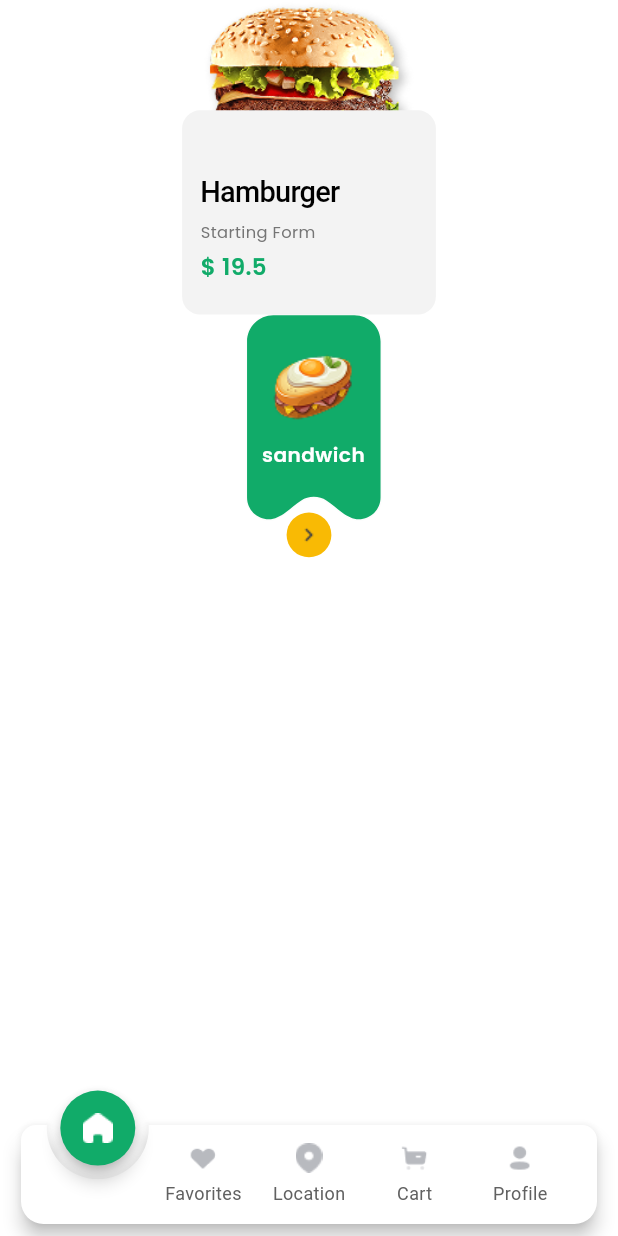
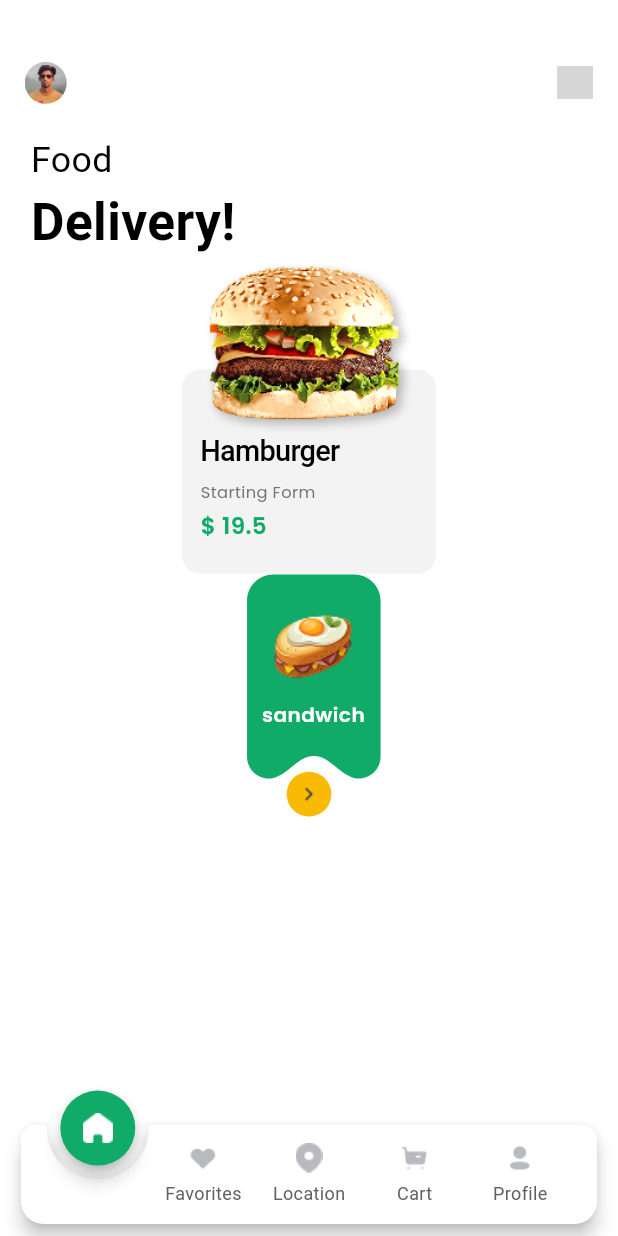
Before and after one commit to abdalla-sabry/EATO-Eat-Easy-Deliver-Fast, a Flutter app: the screen it shows after launch, on a phone screen of 412 x 824 dp. Run offline on Flutter 3.47's test engine with Material 3 defaults, Android fonts, the phone set to English and light mode, and no system bars; drawn by our look-alikes of animated_notch_bottom_bar; our stand-ins replace cached_network_image, google_fonts, sizer; grey boxes are pictures that could not be loaded.

Commit message:
create Top Bar (avatar,icons, TExts)

```diff
--- a/lib/Feature/home/presention/view/HomeScrean.dart
+++ b/lib/Feature/home/presention/view/HomeScrean.dart
@@ -2,6 +2,7 @@ import 'package:eato/Feature/home/presention/view/settingView.dart';
 import 'package:flutter/material.dart';
 import 'package:sizer/sizer.dart';
 import 'HomeView.dart';
+import 'bottomNavigationbar0/Bottomnavigtionbar.dart';
 import 'deliveryPaga.dart';
 import 'favouriteVeiw.dart';
 import 'bottomNavigationBar/bottomNavigationBarCustomize.dart';
@@ -33,6 +34,7 @@ class _HomeScreanState extends State<HomeScrean> {
   Widget build(BuildContext context) {
     return Scaffold(
       extendBody: true,
+      backgroundColor: Color(0xffF3F3F3),
       body: Stack(
         children: [
           PageView(
@@ -40,13 +42,12 @@ class _HomeScreanState extends State<HomeScrean> {
             children: _pages,
           ),
           Positioned(
-            left: 0,
-            right: 0,
-            bottom: 0,
-            child: BottomNavigationBarCustomize(
-              pageController: _pageController,
-            ),
-          ),
+              left: 0,
+              right: 0,
+              bottom: 0,
+              child: BottomNavigationBarCustomize(
+                pageController: _pageController,
+              )),
         ],
       ),
     );
--- a/lib/Feature/home/presention/view/HomeVeiwContant/Recommended/ItemsContainersRecommended.dart
+++ b/lib/Feature/home/presention/view/HomeVeiwContant/Recommended/ItemsContainersRecommended.dart
@@ -16,6 +16,13 @@ class ItemsContainers extends StatelessWidget {
           alignment: Alignment.center,
           children: [
             // Top container
+
+            // Bottom container
+            SmallContanierRecommeded(
+              producteName: 'Hamburger',
+              producteDescraption: 'Starting Form',
+              productePrice: '\$ 19.5',
+            ),
             Positioned(
               top: 0,
               child: Container(
@@ -29,13 +36,6 @@ class ItemsContainers extends StatelessWidget {
               ),
             ),
 
-            // Bottom container
-            SmallContanierRecommeded(
-              producteName: 'Hamburger',
-              producteDescraption: 'Starting Form',
-              productePrice: '\$ 19.5',
-            ),
-
           ],
         ),
       ),
--- /dev/null
+++ b/lib/Feature/home/presention/view/HomeVeiwContant/Top_Home_Veiw/AvaterWithAppName.dart
@@ -0,0 +1,58 @@
+import 'package:eato/core/utiles/avater.dart';
+import 'package:eato/core/utiles/fontStyle.dart';
+import 'package:flutter/cupertino.dart';
+import 'package:flutter/material.dart';
+import 'package:sizer/sizer.dart';
+
+class AvaterWithAppName extends StatelessWidget {
+  const AvaterWithAppName({super.key});
+
+  @override
+  Widget build(BuildContext context) {
+    return Column(
+      crossAxisAlignment: CrossAxisAlignment.start,
+      children: [
+        Padding(
+          padding: EdgeInsets.symmetric(horizontal: 4.w),
+          child: Row(
+            mainAxisAlignment: MainAxisAlignment.spaceBetween,
+            children: [
+              Avater(),
+              Container(
+                  height: 24 / 891 * 100.h,
+                  width: 24 / 414 * 100.w,
+                  child: Image.asset('assets/images/Category.png'))
+            ],
+          ),
+        ),
+        SizedBox(
+          height: 2.5.h,
+        ),
+        Padding(
+          padding:  EdgeInsets.only(left: 5.w),
+          child: Column(
+            crossAxisAlignment: CrossAxisAlignment.start,
+            children: [
+              Text(
+                'Food',
+                style: TextStyle(
+                  fontSize: 20.sp,
+                  color: Colors.black,
+                  fontWeight: FontWeight.w400,
+                ),
+              ),
+              Text(
+                'Delivery!',
+                style: TextStyle(
+                  fontSize: 24.sp,
+                  color: Colors.black,
+                  fontWeight: FontWeight.bold,
+                ),
+              ),
+            ],
+          ),
+        ),
+      ],
+    );
+  }
+}
--- a/lib/Feature/home/presention/view/HomeView.dart
+++ b/lib/Feature/home/presention/view/HomeView.dart
@@ -1,8 +1,11 @@
+import 'package:eato/core/utiles/fontStyle.dart';
 import 'package:flutter/cupertino.dart';
 import 'package:flutter/material.dart';
+import 'package:sizer/sizer.dart';
 
 import 'HomeVeiwContant/Catigores/catigoresContainer/CatigoryContainer.dart';
 import 'HomeVeiwContant/Recommended/ItemsContainersRecommended.dart';
+import 'HomeVeiwContant/Top_Home_Veiw/AvaterWithAppName.dart';
 
 class Homeview extends StatelessWidget {
   const Homeview({super.key});
@@ -14,6 +17,10 @@ class Homeview extends StatelessWidget {
       backgroundColor: Color(0xffFFFFFF),
       body: Column(
         children: [
+          SizedBox(
+            height: 5.h,
+          ),
+          AvaterWithAppName(),
           Center(child: ItemsContainers(imageUrl: 'assets/images/catigouresHomeScrean/middumburger.png',)),
           Center(child: CatigoryContainer())
         ],
--- a/lib/core/utiles/avater.dart
+++ b/lib/core/utiles/avater.dart
@@ -1,35 +1,35 @@
-// import 'package:cached_network_image/cached_network_image.dart';
-// import 'package:flutter/cupertino.dart';
-// import 'package:flutter/material.dart';
-//
-// import 'constant/imagesConstante.dart';
-//
-//
-// class Avater extends StatelessWidget {
-//     final double size;
-//   final String? urlImage;
-//   final VoidCallback? onTap;
-//
-//   const Avater({super.key,  this.size=40, this.urlImage, this.onTap});
-//
-//   @override
-//   Widget build(BuildContext context){
-//     return GestureDetector(
-//        onTap: onTap,
-//       child:urlImage!=null?CachedNetworkImage(
-//         imageUrl: urlImage!,
-//         imageBuilder: (context, image) =>
-//             CircleAvatar(
-//               radius: size*.35,
-//               backgroundImage: image,
-//               backgroundColor: Colors.transparent,
-//             ),
-//       )
-//           : CircleAvatar(
-//       radius:  size*.35,
-//       backgroundImage: AssetImage(kUserAvatar),
-//       backgroundColor: Colors.transparent,
-//     ),
-//     ) ;
-//   }
-// }
+import 'package:cached_network_image/cached_network_image.dart';
+import 'package:flutter/cupertino.dart';
+import 'package:flutter/material.dart';
+
+import 'constant/imagesConstante.dart';
+
+
+class Avater extends StatelessWidget {
+    final double size;
+  final String? urlImage;
+  final VoidCallback? onTap;
+
+  const Avater({super.key,  this.size=40, this.urlImage, this.onTap});
+
+  @override
+  Widget build(BuildContext context){
+    return GestureDetector(
+       onTap: onTap,
+      child:urlImage!=null?CachedNetworkImage(
+        imageUrl: urlImage!,
+        imageBuilder: (context, image) =>
+            CircleAvatar(
+              radius: size*.35,
+              backgroundImage: image,
+              backgroundColor: Colors.transparent,
+            ),
+      )
+          : CircleAvatar(
+      radius:  size*.35,
+      backgroundImage: AssetImage(kUserAvatar),
+      backgroundColor: Colors.transparent,
+    ),
+    ) ;
+  }
+}
--- a/lib/core/utiles/constant/imagesConstante.dart
+++ b/lib/core/utiles/constant/imagesConstante.dart
@@ -1,4 +1,4 @@
-const String kUserAvatar = "assets/other_images/user.png";
+const String kUserAvatar = "assets/images/userImage.png";
 const String kAppLogo = "assets/other_images/logo.png";
 
 //Status Image
@@ -10,4 +10,4 @@ const String kEmpty = "assets/status_image/empty.png";
 const String kOrderDelivery = "assets/status_image/order-delivery.png";
 
 //Icon
-const String kFilterIcon = "assets/icons/filter.png";
+const String kFilterIcon = "assets/images/Category.png";
--- a/pubspec.yaml
+++ b/pubspec.yaml
@@ -39,6 +39,7 @@ dependencies:
   motion_tab_bar: ^2.0.4
   google_fonts: ^6.3.0
   animated_notch_bottom_bar: ^1.0.3
+  cached_network_image: ^3.4.1
 
 dev_dependencies:
   flutter_test:
```
Also changed, not shown: lib/Feature/home/presention/view/bottomNavigationbar0/Bottomnavigtionbar.dart (added, +123 -0 lines), lib/Feature/home/presention/view/bottomNavigationbar0/CustomisBottomNavigtionBar.dart (added, +46 -0 lines), lib/Feature/home/presention/view/bottomNavigationbar0/customButtomBarItems.dart (added, +46 -0 lines), assets/images/userImage.png (added), pubspec.lock.
